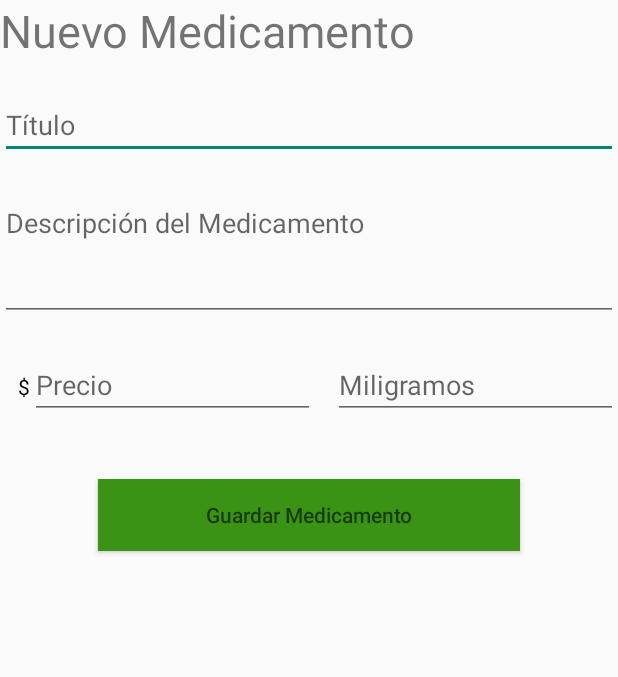
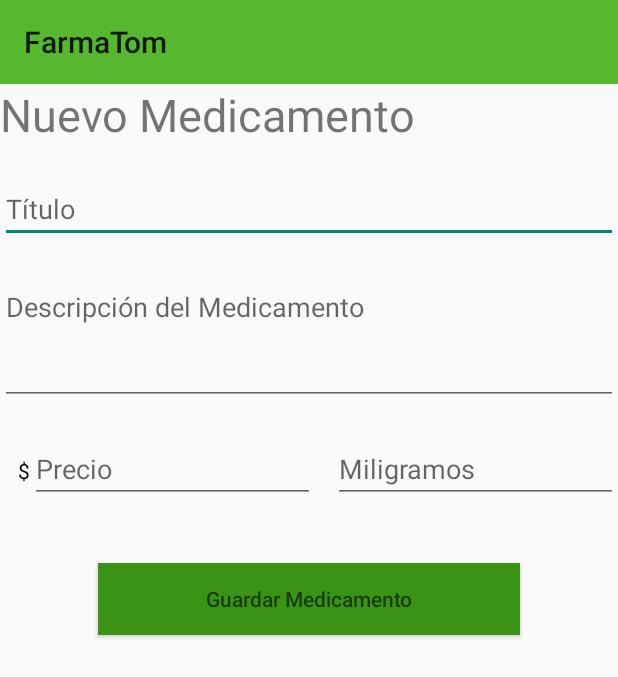
Before and after one commit to franfanton/FarmaTom, an Android app: the AltaItemActivity screen opened directly, with no data from a screen before it, on a phone screen of 412 x 824 dp. Shown: the top 677 px of the screen. Run offline under Robolectric (Android 15) with nearby library versions, the phone set to English and light mode, and no system bars.

Commit message:
toolbar en las vistas

```diff
--- a/app/src/main/res/layout/alta_medicamento.xml
+++ b/app/src/main/res/layout/alta_medicamento.xml
@@ -4,8 +4,12 @@
     android:layout_width="match_parent"
     android:layout_height="match_parent"
     android:orientation="vertical"
-    tools:context=".MainActivity">
+    tools:context=".AltaOrdenActivity">
 
+    <include
+        layout="@layout/home_activity"
+        android:layout_width="fill_parent"
+        android:layout_height="wrap_content"/>
     <TextView
         android:id="@+id/nuevoMedicamento"
         android:layout_width="match_parent"
--- a/app/src/main/res/layout/alta_orden.xml
+++ b/app/src/main/res/layout/alta_orden.xml
@@ -4,8 +4,12 @@
     android:layout_width="match_parent"
     android:layout_height="match_parent"
     android:orientation="vertical"
-    tools:context=".MainActivity">
+    tools:context=".AltaOrdenActivity">
 
+    <include
+        layout="@layout/home_activity"
+        android:layout_width="fill_parent"
+        android:layout_height="wrap_content"/>
     <TextView
         android:id="@+id/nuevoPedido"
         android:layout_width="match_parent"
--- a/app/src/main/res/layout/alta_usuario.xml
+++ b/app/src/main/res/layout/alta_usuario.xml
@@ -5,8 +5,12 @@
     android:layout_width="match_parent"
     android:layout_height="match_parent"
     android:orientation="vertical"
-    tools:context=".MainActivity">
+    tools:context=".AltaUsuarioActivity">
 
+    <include
+        layout="@layout/home_activity"
+        android:layout_width="fill_parent"
+        android:layout_height="wrap_content"/>
     <TextView
         android:id="@+id/tvSaludo"
         android:layout_width="wrap_content"
```
